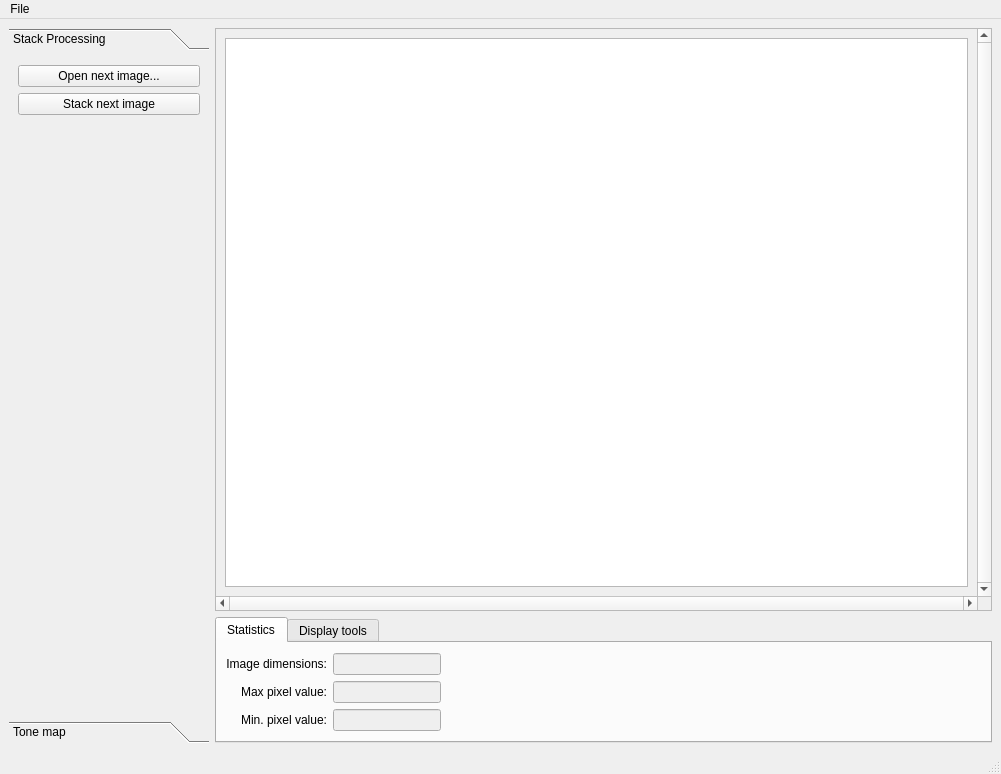
Qt form src/astrobench.ui (steveicarus/astrobench) before a commit.
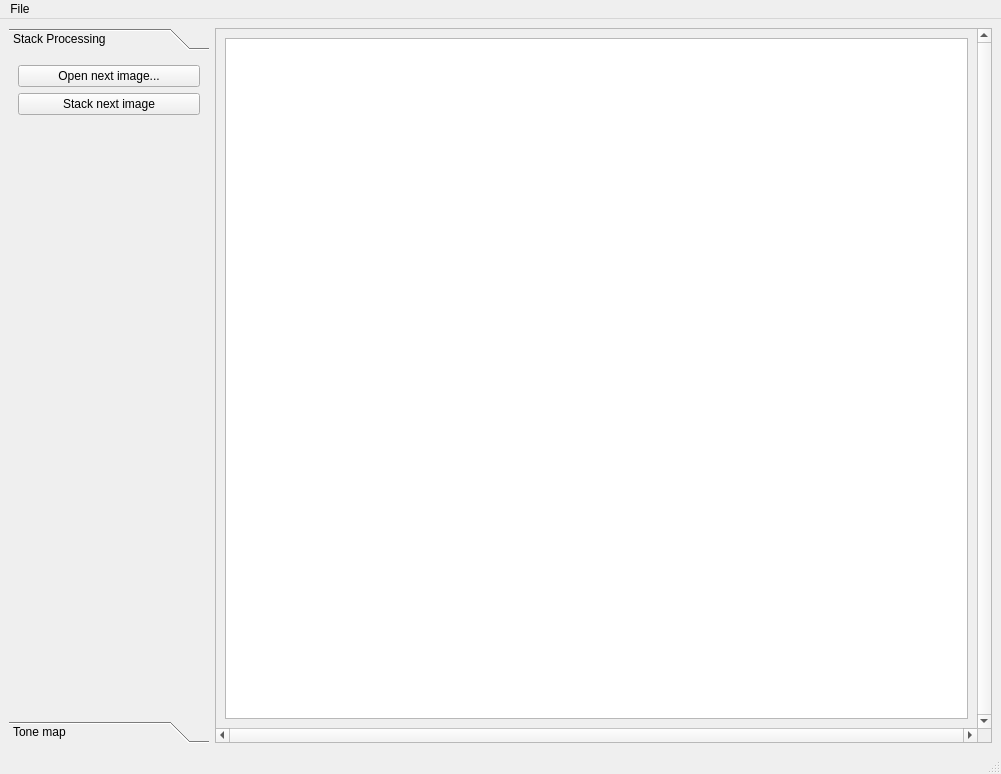
The same form after that commit.

Commit message:
Remove statistics display.
It is ugly, it doesn't help anything and it is mostly
not implemented anyhow.

Diff of the .ui file:
```diff
--- a/src/astrobench.ui
+++ b/src/astrobench.ui
@@ -271,8 +271,8 @@
           <rect>
            <x>0</x>
            <y>0</y>
-           <width>748</width>
-           <height>545</height>
+           <width>764</width>
+           <height>696</height>
           </rect>
          </property>
          <layout class="QVBoxLayout" name="verticalLayout_2">
@@ -283,139 +283,6 @@
         </widget>
        </widget>
       </item>
-      <item>
-       <widget class="QTabWidget" name="tabWidget">
-        <property name="sizePolicy">
-         <sizepolicy hsizetype="Expanding" vsizetype="Minimum">
-          <horstretch>0</horstretch>
-          <verstretch>0</verstretch>
-         </sizepolicy>
-        </property>
-        <property name="currentIndex">
-         <number>0</number>
-        </property>
-        <widget class="QWidget" name="tab">
-         <attribute name="title">
-          <string>Statistics</string>
-         </attribute>
-         <layout class="QHBoxLayout" name="horizontalLayout">
-          <item>
-           <layout class="QVBoxLayout" name="verticalLayout_3">
-            <item>
-             <layout class="QGridLayout" name="gridLayout">
-              <item row="0" column="0">
-               <widget class="QLabel" name="label_3">
-                <property name="sizePolicy">
-                 <sizepolicy hsizetype="Preferred" vsizetype="Fixed">
-                  <horstretch>0</horstretch>
-                  <verstretch>0</verstretch>
-                 </sizepolicy>
-                </property>
-                <property name="text">
-                 <string>Image dimensions:</string>
-                </property>
-                <property name="alignment">
-                 <set>Qt::AlignRight|Qt::AlignTrailing|Qt::AlignVCenter</set>
-                </property>
-               </widget>
-              </item>
-              <item row="0" column="1">
-               <widget class="QLineEdit" name="stats_dimensions">
-                <property name="enabled">
-                 <bool>false</bool>
-                </property>
-                <property name="sizePolicy">
-                 <sizepolicy hsizetype="Preferred" vsizetype="Fixed">
-                  <horstretch>0</horstretch>
-                  <verstretch>0</verstretch>
-                 </sizepolicy>
-                </property>
-               </widget>
-              </item>
-              <item row="1" column="0">
-               <widget class="QLabel" name="label">
-                <property name="sizePolicy">
-                 <sizepolicy hsizetype="Preferred" vsizetype="Fixed">
-                  <horstretch>0</horstretch>
-                  <verstretch>0</verstretch>
-                 </sizepolicy>
-                </property>
-                <property name="text">
-                 <string>Max pixel value:</string>
-                </property>
-                <property name="alignment">
-                 <set>Qt::AlignRight|Qt::AlignTrailing|Qt::AlignVCenter</set>
-                </property>
-               </widget>
-              </item>
-              <item row="1" column="1">
-               <widget class="QLineEdit" name="stats_max">
-                <property name="enabled">
-                 <bool>false</bool>
-                </property>
-                <property name="sizePolicy">
-                 <sizepolicy hsizetype="Preferred" vsizetype="Fixed">
-                  <horstretch>0</horstretch>
-                  <verstretch>0</verstretch>
-                 </sizepolicy>
-                </property>
-               </widget>
-              </item>
-              <item row="2" column="0">
-               <widget class="QLabel" name="label_2">
-                <property name="sizePolicy">
-                 <sizepolicy hsizetype="Preferred" vsizetype="Fixed">
-                  <horstretch>0</horstretch>
-                  <verstretch>0</verstretch>
-                 </sizepolicy>
-                </property>
-                <property name="text">
-                 <string>Min. pixel value:</string>
-                </property>
-                <property name="alignment">
-                 <set>Qt::AlignRight|Qt::AlignTrailing|Qt::AlignVCenter</set>
-                </property>
-               </widget>
-              </item>
-              <item row="2" column="1">
-               <widget class="QLineEdit" name="stats_min">
-                <property name="enabled">
-                 <bool>false</bool>
-                </property>
-                <property name="sizePolicy">
-                 <sizepolicy hsizetype="Preferred" vsizetype="Fixed">
-                  <horstretch>0</horstretch>
-                  <verstretch>0</verstretch>
-                 </sizepolicy>
-                </property>
-               </widget>
-              </item>
-             </layout>
-            </item>
-           </layout>
-          </item>
-          <item>
-           <spacer name="horizontalSpacer">
-            <property name="orientation">
-             <enum>Qt::Horizontal</enum>
-            </property>
-            <property name="sizeHint" stdset="0">
-             <size>
-              <width>234</width>
-              <height>20</height>
-             </size>
-            </property>
-           </spacer>
-          </item>
-         </layout>
-        </widget>
-        <widget class="QWidget" name="tab_2">
-         <attribute name="title">
-          <string>Display tools</string>
-         </attribute>
-        </widget>
-       </widget>
-      </item>
      </layout>
     </item>
    </layout>
```
Left out of the diff: 10 changed lines with no effect on the pictures. The commit also changes 1 other file.
